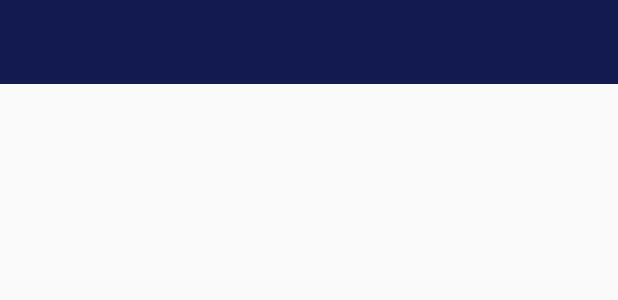
After one commit to EdnaEmanuele/CarCareProject, an Android app: the layout activity_post.xml on its own in the app's theme, with its tools: preview values and no code run, on a phone screen of 412 x 824 dp. The commit adds this screen. Shown: the top 300 px of the screen. Run offline under Robolectric (Android 15) with nearby library versions, the phone set to English and light mode, and no system bars.

Commit message:
30/01 postActivity

```diff
--- a/app/src/main/res/layout/activity_main.xml
+++ b/app/src/main/res/layout/activity_main.xml
@@ -31,6 +31,7 @@
         </FrameLayout>
 
         <ImageButton
+            android:id="@+id/add_new_post_btn"
             android:layout_width="52dp"
             android:layout_height="62dp"
             android:layout_alignParentTop="true"
@@ -38,7 +39,9 @@
             android:layout_marginTop="0dp"
             android:layout_marginEnd="18dp"
             android:src="@drawable/add_post_high2"
-            android:background="#00FFFFFF"/>
+            android:background="#00FFFFFF"
+            android:baselineAlignBottom="false"
+            android:focusableInTouchMode="false"/>
 
     </RelativeLayout>
 
--- /dev/null
+++ b/app/src/main/res/layout/activity_post.xml
@@ -0,0 +1,13 @@
+<?xml version="1.0" encoding="utf-8"?>
+<RelativeLayout xmlns:android="http://schemas.android.com/apk/res/android"
+    xmlns:app="http://schemas.android.com/apk/res-auto"
+    xmlns:tools="http://schemas.android.com/tools"
+    android:layout_width="match_parent"
+    android:layout_height="match_parent"
+    tools:context=".PostActivity">
+
+    <include
+        android:id="@+id/update_post_toolbar"
+        layout="@layout/app_bar_layout"/>
+
+</RelativeLayout>
```
Also changed, not shown: app/src/main/AndroidManifest.xml (+7 -10 lines), app/src/main/java/com/example/carcareproject/MainActivity.java (+22 -4 lines), app/src/main/java/com/example/carcareproject/PostActivity.java (added, +22 -0 lines), app/src/main/res/drawable/add_post_high.png.
